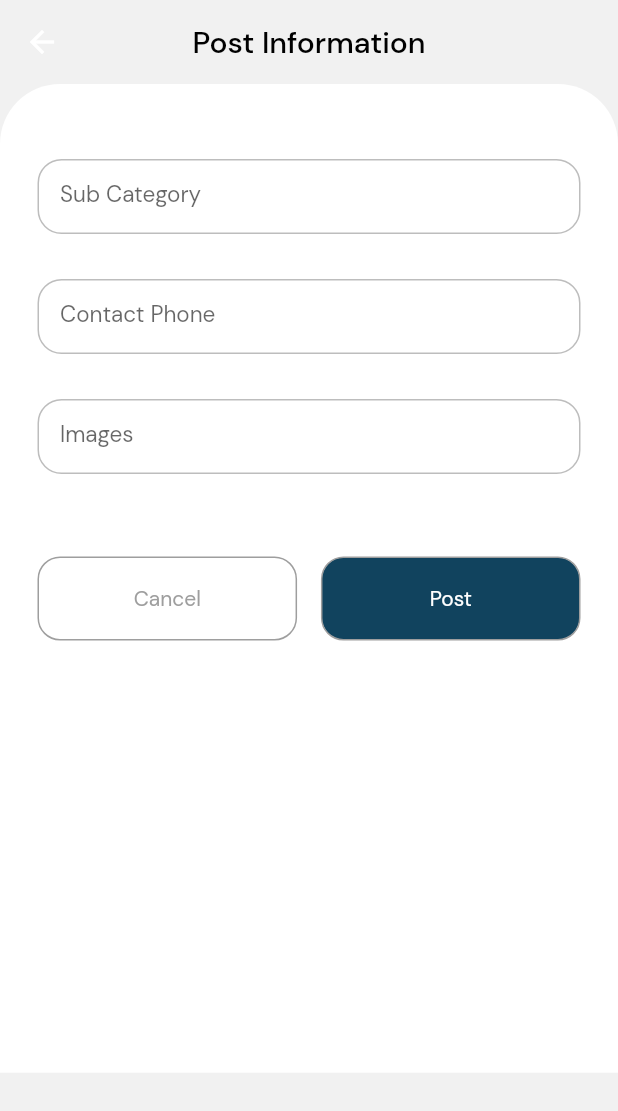
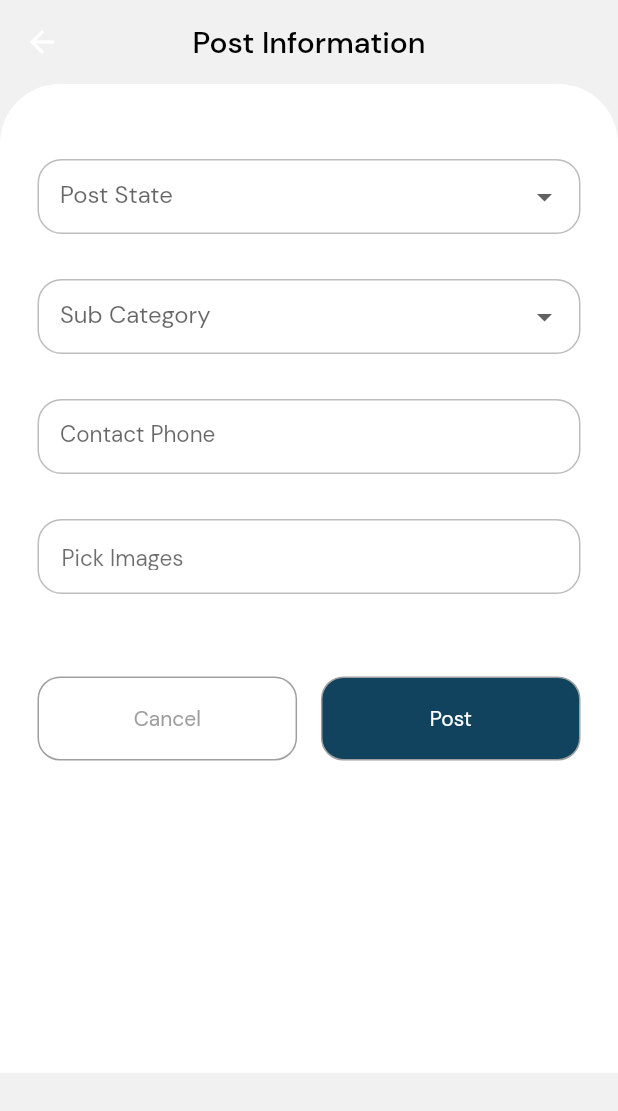
Before and after one commit to nahom-habtamu/myshiyach_mobile_client, a Flutter app: the AddPostPage screen opened by its route, after a tap on "Next", on a phone screen of 412 x 824 dp. Shown: the top 1111 px of the screen. Run offline on Flutter 3.47's test engine with Material 2 defaults, Android fonts, the phone set to English and light mode, and no system bars; our stand-ins replace carousel_slider, firebase_auth, firebase_core, flutter_bloc, get_it, image_picker and 1 more; accounts and stored records are empty; network calls fail.

Commit message:
Add Some Missing Components In AddPostPage

```diff
--- a/lib/main.dart
+++ b/lib/main.dart
@@ -1,8 +1,6 @@
 import 'package:firebase_core/firebase_core.dart';
 import 'package:flutter/material.dart';
 import 'package:flutter_bloc/flutter_bloc.dart';
-import 'package:mnale_client/presentation/pages/add_post_page.dart';
-import 'package:mnale_client/presentation/pages/chat_page.dart';
 
 import 'core/services/injection_container.dart' as di;
 import 'core/services/injection_container.dart';
@@ -10,6 +8,8 @@ import 'presentation/bloc/auth/auth_cubit.dart';
 import 'presentation/bloc/get_all_products/get_all_products_cubit.dart';
 import 'presentation/bloc/register_user/register_user_cubit.dart';
 import 'presentation/bloc/verify_phone_number/verify_phone_number_cubit.dart';
+import 'presentation/pages/add_post_page.dart';
+import 'presentation/pages/chat_page.dart';
 import 'presentation/pages/home_page.dart';
 import 'presentation/pages/intro_page.dart';
 import 'presentation/pages/login_page.dart';
@@ -46,7 +46,7 @@ class MyApp extends StatelessWidget {
         ),
       ],
       child: MaterialApp(
-        title: 'Flutter Demo',
+        title: 'Mnale',
         theme: ThemeData(
           primaryColor: const Color(0xff11435E),
           fontFamily: 'DMSans',
--- a/lib/presentation/pages/add_post_page.dart
+++ b/lib/presentation/pages/add_post_page.dart
@@ -1,4 +1,5 @@
 import 'package:flutter/material.dart';
+import 'package:image_picker/image_picker.dart';
 
 class AddPostPage extends StatefulWidget {
   static String routeName = "/addPostPage";
@@ -96,7 +97,13 @@ class _AddPostPageState extends State<AddPostPage> {
   renderSecondPageInputs() {
     return Column(
       children: const [
-        AddPostInput(
+        AddPostDropDownInput(
+          hintText: "Post State",
+        ),
+        SizedBox(
+          height: 30,
+        ),
+        AddPostDropDownInput(
           hintText: "Sub Category",
         ),
         SizedBox(
@@ -108,7 +115,7 @@ class _AddPostPageState extends State<AddPostPage> {
         SizedBox(
           height: 30,
         ),
-        AddPostInput(
+        ModalSheetImagePicker(
           hintText: "Images",
         ),
         SizedBox(
@@ -145,7 +152,7 @@ class _AddPostPageState extends State<AddPostPage> {
         SizedBox(
           height: 30,
         ),
-        AddPostInput(
+        AddPostDropDownInput(
           hintText: "Category",
         ),
       ],
@@ -250,3 +257,196 @@ class AddPostInput extends StatelessWidget {
     );
   }
 }
+
+class AddPostDropDownInput extends StatelessWidget {
+  final String hintText;
+  const AddPostDropDownInput({
+    Key? key,
+    required this.hintText,
+  }) : super(key: key);
+
+  @override
+  Widget build(BuildContext context) {
+    var items = ["A", "B", "C"];
+    return SizedBox(
+      height: 50,
+      child: DropdownButtonFormField(
+        items: items.map((category) {
+          return DropdownMenuItem(
+            value: category,
+            child: Text(
+              category,
+              style: const TextStyle(
+                color: Color(0x893D3A3A),
+              ),
+            ),
+          );
+        }).toList(),
+        style: const TextStyle(
+          color: Colors.black,
+          fontSize: 15,
+        ),
+        onChanged: (value) => {},
+        decoration: InputDecoration(
+          labelText: hintText,
+          border: const OutlineInputBorder(
+            borderRadius: BorderRadius.all(
+              Radius.circular(16.0),
+            ),
+            borderSide: BorderSide(
+              color: Colors.black26,
+              width: 1,
+            ),
+          ),
+          enabledBorder: const OutlineInputBorder(
+            borderRadius: BorderRadius.all(
+              Radius.circular(16.0),
+            ),
+            borderSide: BorderSide(
+              color: Colors.black26,
+              width: 1,
+            ),
+          ),
+          focusedBorder: const OutlineInputBorder(
+            borderRadius: BorderRadius.all(
+              Radius.circular(16.0),
+            ),
+            borderSide: BorderSide(
+              color: Colors.black26,
+              width: 1,
+            ),
+          ),
+          contentPadding: const EdgeInsets.all(15),
+          filled: true,
+          fillColor: Colors.white54,
+        ),
+      ),
+    );
+  }
+}
+
+class ModalSheetImagePicker extends StatefulWidget {
+  final String hintText;
+  const ModalSheetImagePicker({
+    Key? key,
+    required this.hintText,
+  }) : super(key: key);
+
+  @override
+  State<ModalSheetImagePicker> createState() => _ModalSheetImagePickerState();
+}
+
+class _ModalSheetImagePickerState extends State<ModalSheetImagePicker> {
+  final ImagePicker _picker = ImagePicker();
+
+  @override
+  Widget build(BuildContext context) {
+    return GestureDetector(
+      onTap: () async {
+        await pickImage();
+      },
+      child: Container(
+        height: 50,
+        width: MediaQuery.of(context).size.width,
+        decoration: BoxDecoration(
+          color: Colors.white54,
+          borderRadius: const BorderRadius.all(
+            Radius.circular(16.0),
+          ),
+          border: Border.all(
+            color: Colors.black26,
+            width: 1,
+          ),
+        ),
+        child: const Padding(
+          padding: EdgeInsets.all(15.0),
+          child: Text(
+            'Pick Images',
+            style: TextStyle(
+              color: Color.fromARGB(146, 0, 0, 0),
+              fontSize: 15,
+            ),
+          ),
+        ),
+      ),
+    );
+  }
+
+  dynamic show(context) {
+    return showModalBottomSheet(
+      context: context,
+      backgroundColor: Colors.grey[800],
+      builder: (BuildContext context) {
+        return SizedBox(
+          height: 200,
+          width: MediaQuery.of(context).size.width,
+          child: Column(
+            children: const [
+              Center(
+                child: Padding(
+                  padding: EdgeInsets.symmetric(vertical: 9.0),
+                  child: Text(
+                    'Get Pictures From',
+                    style: TextStyle(
+                      color: Colors.white,
+                      fontSize: 20,
+                    ),
+                  ),
+                ),
+              ),
+              Divider(),
+              // renderImagePicker(true),
+              // const Divider(),
+              // renderImagePicker(false),
+            ],
+          ),
+        );
+      },
+    );
+  }
+
+  renderImagePicker(bool isCamera) {
+    return MaterialButton(
+      highlightColor: Colors.black87,
+      splashColor: Colors.grey[200],
+      onPressed: () async {
+        await pickImage();
+      },
+      child: Row(
+        children: [
+          Icon(
+            isCamera ? Icons.camera_alt : Icons.photo,
+            size: 25,
+            color: Colors.white,
+          ),
+          Padding(
+            padding: const EdgeInsets.only(left: 30.0),
+            child: Text(
+              isCamera ? 'Camera' : 'Gallery',
+              style: const TextStyle(
+                color: Colors.white,
+                fontSize: 15,
+              ),
+            ),
+          )
+        ],
+      ),
+    );
+  }
+
+  pickImage() async {
+    try {
+      var pickedImage = await _picker.pickMultiImage(
+        maxHeight: 480,
+        maxWidth: 600,
+        imageQuality: 60,
+      );
+      if (pickedImage != null) {
+        print(pickedImage.length);
+        Navigator.pop(context);
+      }
+    } catch (e) {
+      return null;
+    }
+  }
+}
--- a/pubspec.yaml
+++ b/pubspec.yaml
@@ -20,6 +20,7 @@ dependencies:
   pinput:
   pin_code_fields: ^7.4.0
   carousel_slider: ^4.1.1
+  image_picker: ^0.8.5+3
 
 dev_dependencies:
   flutter_test:
```
Also changed, not shown: pubspec.lock.
